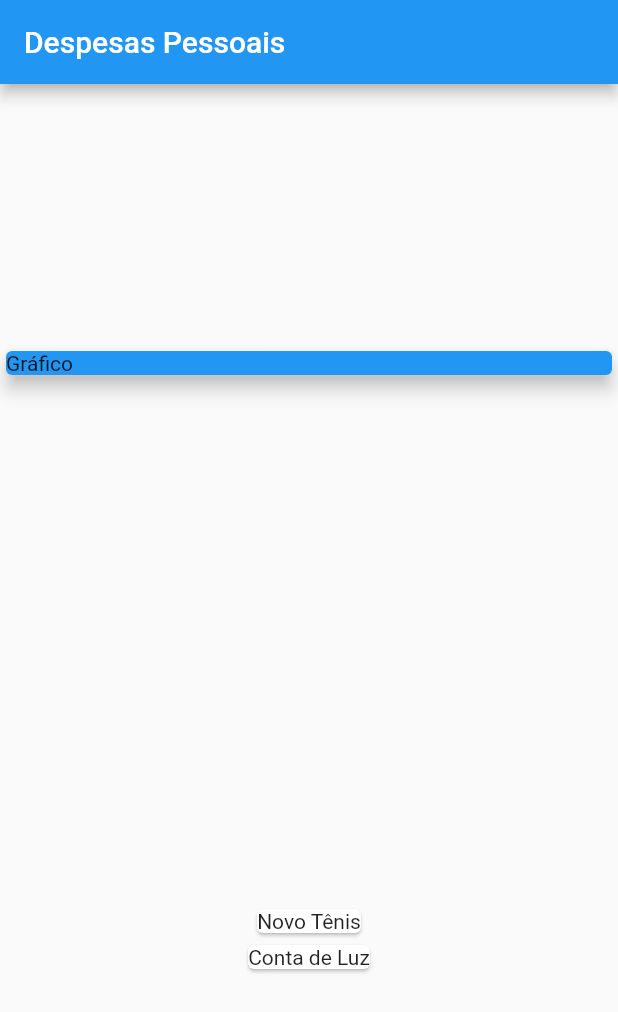
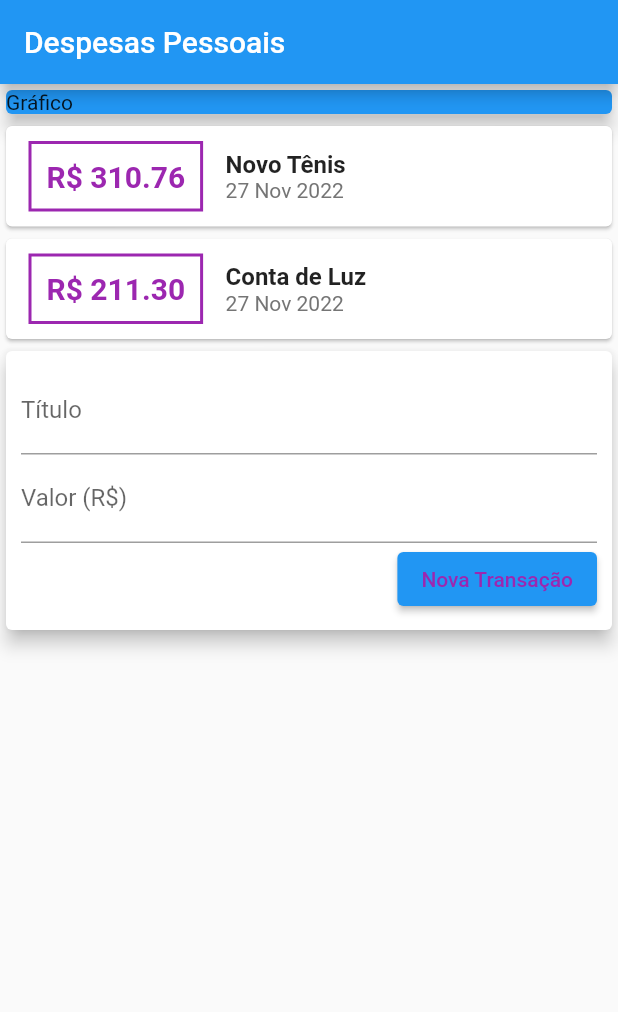
Before and after one commit to jessealvessilva/expenses, a Flutter app: the screen it shows after launch, on a phone screen of 412 x 824 dp. Shown: the top 1012 px of the screen. Run offline on Flutter 3.47's test engine with Material 2 defaults, Android fonts, the phone set to English and light mode, and no system bars.

Commit message:
Criação de formulário da Conta

```diff
--- a/lib/main.dart
+++ b/lib/main.dart
@@ -1,5 +1,8 @@
+import 'package:intl/intl.dart';
+
 import '../models/transaction.dart';
 import 'package:flutter/material.dart';
+import 'package:intl/intl.dart';
 
 main() => runApp(ExpensesApp());
 
@@ -15,6 +18,9 @@ class ExpensesApp extends StatelessWidget {
 }
 
 class MyHomePage extends StatelessWidget {
+  String title = '';
+  String value = '';
+
   MyHomePage({super.key});
 
   final _transaction = [
@@ -39,7 +45,6 @@ class MyHomePage extends StatelessWidget {
           title: Text('Despesas Pessoais'),
         ),
         body: Column(
-          mainAxisAlignment: MainAxisAlignment.spaceAround,
           crossAxisAlignment: CrossAxisAlignment.stretch,
           children: <Widget>[
             SizedBox(
@@ -52,12 +57,88 @@ class MyHomePage extends StatelessWidget {
               ),
             ),
             Column(
-              children: <Widget>[
-                ..._transaction.map((tr) => Card(
-                      child: Text(tr.title),
-                    ))
-              ],
-            ),
+                children: _transaction.map((tr) {
+              return Card(
+                  child: Row(
+                children: [
+                  Container(
+                    margin: EdgeInsets.symmetric(
+                      horizontal: 15,
+                      vertical: 10,
+                    ),
+                    decoration: BoxDecoration(
+                      border: Border.all(
+                        color: Colors.purple,
+                        width: 2,
+                      ),
+                    ),
+                    padding: EdgeInsets.all(10),
+                    child: Text(
+                      'R\$ ${tr.value.toStringAsFixed(2)}',
+                      style: TextStyle(
+                        fontWeight: FontWeight.bold,
+                        fontSize: 20,
+                        color: Colors.purple,
+                      ),
+                    ),
+                  ),
+                  Column(
+                    crossAxisAlignment: CrossAxisAlignment.start,
+                    children: [
+                      Text(
+                        tr.title,
+                        style: TextStyle(
+                            fontSize: 16, fontWeight: FontWeight.bold),
+                      ),
+                      Text(
+                        DateFormat('d MMM y').format(tr.date),
+                        style: TextStyle(color: Colors.grey[600]),
+                      ),
+                    ],
+                  ),
+                ],
+              ));
+            }).toList()),
+            Card(
+              elevation: 5,
+              child: Padding(
+                padding: const EdgeInsets.all(10),
+                child: Column(
+                  children: [
+                    TextField(
+                      onChanged: (newValue) => title = newValue,
+                      decoration: InputDecoration(
+                        labelText: 'Título',
+                      ),
+                    ),
+                    TextField(
+                      onChanged: (newValue) => value = newValue,
+                      decoration: InputDecoration(
+                        labelText: 'Valor (R\$)',
+                        hintText: 'Enter a search term',
+                      ),
+                    ),
+                    Row(
+                      mainAxisAlignment: MainAxisAlignment.end,
+                      children: [
+                        ElevatedButton(
+                          onPressed: () {
+                            print(title);
+                            print(value);
+                          },
+                          child: Text(
+                            'Nova Transação',
+                            style: TextStyle(
+                              color: Colors.purple,
+                            ),
+                          ),
+                        ),
+                      ],
+                    )
+                  ],
+                ),
+              ),
+            )
           ],
         ));
   }
--- a/pubspec.yaml
+++ b/pubspec.yaml
@@ -29,6 +29,7 @@ environment:
 # the latest version available on pub.dev. To see which dependencies have newer
 # versions available, run `flutter pub outdated`.
 dependencies:
+  intl: ^0.17.0
   flutter:
     sdk: flutter
 
```
Also changed, not shown: pubspec.lock.
